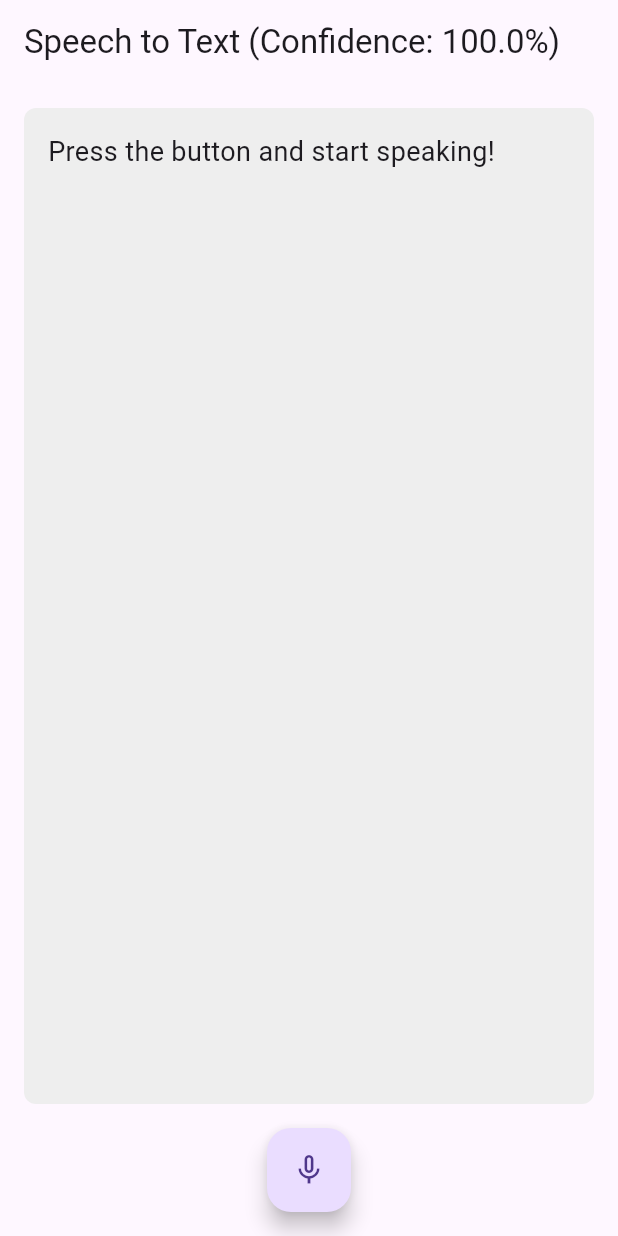
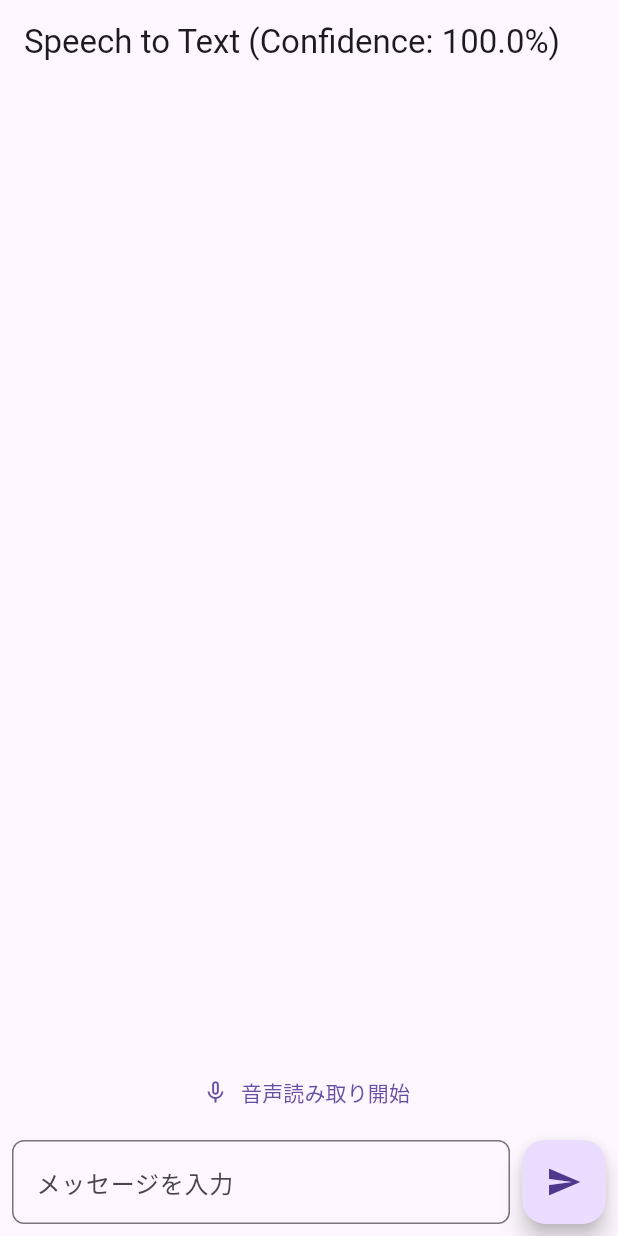
Before and after one commit to hitotori365/2025-zenn-hackathon, a Flutter app: the screen it shows after launch, on a phone screen of 412 x 824 dp. Run offline on Flutter 3.47's test engine with Material 3 defaults, Android fonts, the phone set to English and light mode, and no system bars; our stand-ins replace flutter_riverpod, speech_to_text.

Commit message:
テキストフィールドを追加（TODO: 音声入力した後にチャットに追加されるタイミングがズレる）

```diff
--- a/frontend/simple_speech_to_text/lib/main.dart
+++ b/frontend/simple_speech_to_text/lib/main.dart
@@ -21,15 +21,30 @@ class SpeechToTextApp extends StatelessWidget {
   }
 }
 
-class SpeechToTextScreen extends ConsumerWidget {
+class SpeechToTextScreen extends ConsumerStatefulWidget {
   const SpeechToTextScreen({super.key});
 
   @override
-  Widget build(BuildContext context, WidgetRef ref) {
-    // 状態を参照するためのインスタンス
-    // 状態が変更されるとWidgetが再構築される
+  _SpeechToTextScreenState createState() => _SpeechToTextScreenState();
+}
+
+class _SpeechToTextScreenState extends ConsumerState<SpeechToTextScreen> {
+  final TextEditingController _messageController = TextEditingController();
+  final List<String> _messages = []; // List to store chat messages
+
+  void _sendMessage() {
+    final message = _messageController.text.trim();
+    if (message.isNotEmpty) {
+      setState(() {
+        _messages.add(message); // Add the message to the chat list
+      });
+      _messageController.clear(); // Clear the input field
+    }
+  }
+
+  @override
+  Widget build(BuildContext context) {
     final speechState = ref.watch(speechStateProvider);
-    // メソッドにアクセスするためのインスタンス
     final speechNotifier = ref.read(speechStateProvider.notifier);
 
     return Scaffold(
@@ -38,38 +53,74 @@ class SpeechToTextScreen extends ConsumerWidget {
           'Speech to Text (Confidence: ${(speechState.confidence * 100).toStringAsFixed(1)}%)',
         ),
       ),
-      body: Padding(
-        padding: const EdgeInsets.all(16.0),
-        child: Column(
+      body: Column(
+        children: [
+          // チャットリスト
+          Expanded(
+            child: ListView.builder(
+              padding: const EdgeInsets.all(8.0),
+              itemCount: _messages.length,
+              itemBuilder: (context, index) {
+                return Container(
+                  margin: const EdgeInsets.symmetric(vertical: 4.0),
+                  padding: const EdgeInsets.all(12.0),
+                  decoration: BoxDecoration(
+                    color: Colors.blue[100],
+                    borderRadius: BorderRadius.circular(8.0),
+                  ),
+                  child: Text(
+                    _messages[index],
+                    style: const TextStyle(fontSize: 16.0),
+                  ),
+                );
+              },
+            ),
+          ),
+          // 音声読み取りボタン
+          TextButton.icon(
+            onPressed: () async {
+              final String text = speechState.text;
+              // モード切り替え
+              speechNotifier.changeMicMode();
+              print("text: $text");
+              if (text.isNotEmpty && speechState.isListening) {
+                // テキストが入力されていればメッセージに追加
+                print("add text");
+                _messages.add(text);
+              }
+            },
+            icon: speechState.isListening
+                ? Icon(Icons.mic)
+                : Icon(Icons.mic_none),
+            label:
+                speechState.isListening ? Text("音声読み取り終了") : Text("音声読み取り開始"),
+          ),
+          // テキストフィールド
+          Padding(
+            padding: const EdgeInsets.all(8.0),
+            child: Row(
               children: [
                 Expanded(
-              child: Container(
-                width: double.infinity,
-                padding: EdgeInsets.all(16.0),
-                decoration: BoxDecoration(
-                  color: Colors.grey[200],
+                  child: TextField(
+                    controller: _messageController,
+                    decoration: InputDecoration(
+                      hintText: 'メッセージを入力',
+                      border: OutlineInputBorder(
                         borderRadius: BorderRadius.circular(8.0),
-                ),
-                child: SingleChildScrollView(
-                  child: Text(
-                    speechState.text,
-                    style: TextStyle(fontSize: 18.0),
                       ),
                     ),
                   ),
                 ),
-            SizedBox(height: 16.0),
+                const SizedBox(width: 8.0),
                 FloatingActionButton(
-              onPressed: () async {
-                speechNotifier.changeMicMode();
-              },
-              child: Icon(
-                speechState.isListening ? Icons.mic : Icons.mic_none,
+                  onPressed: _sendMessage,
+                  child: const Icon(Icons.send),
+                ),
+              ],
             ),
           ),
         ],
       ),
-      ),
     );
   }
 }
```
Also changed, not shown: frontend/simple_speech_to_text/lib/speech_provider.dart (+11 -4 lines). Lines whose indentation alone changed are shown as unchanged.
